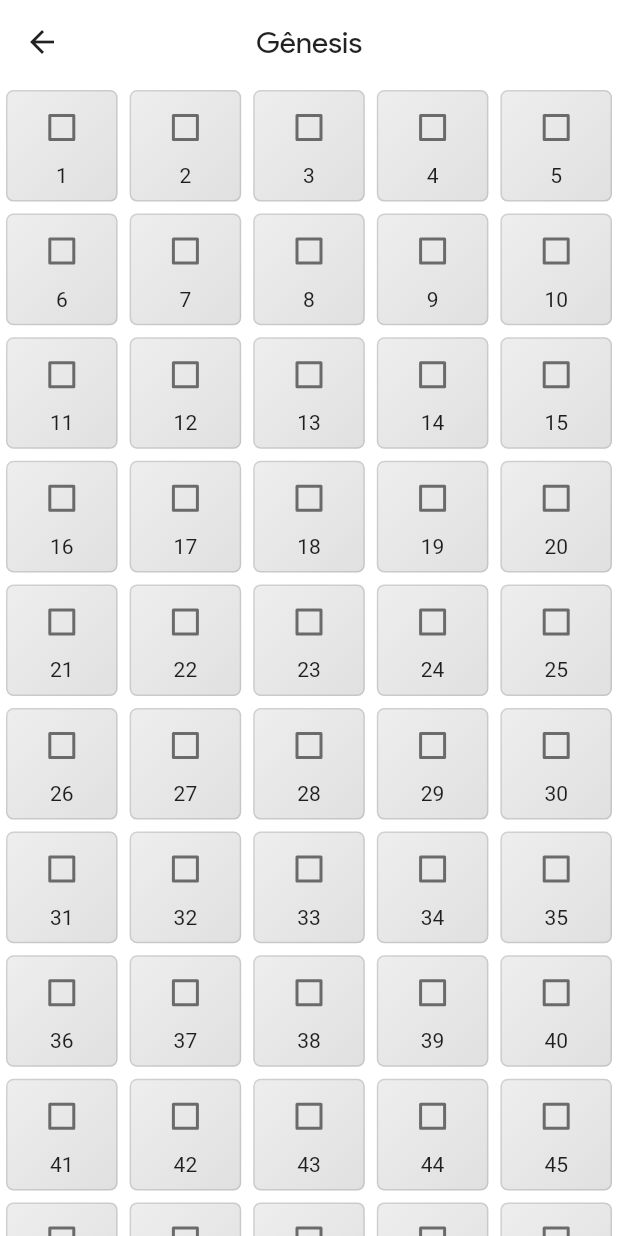
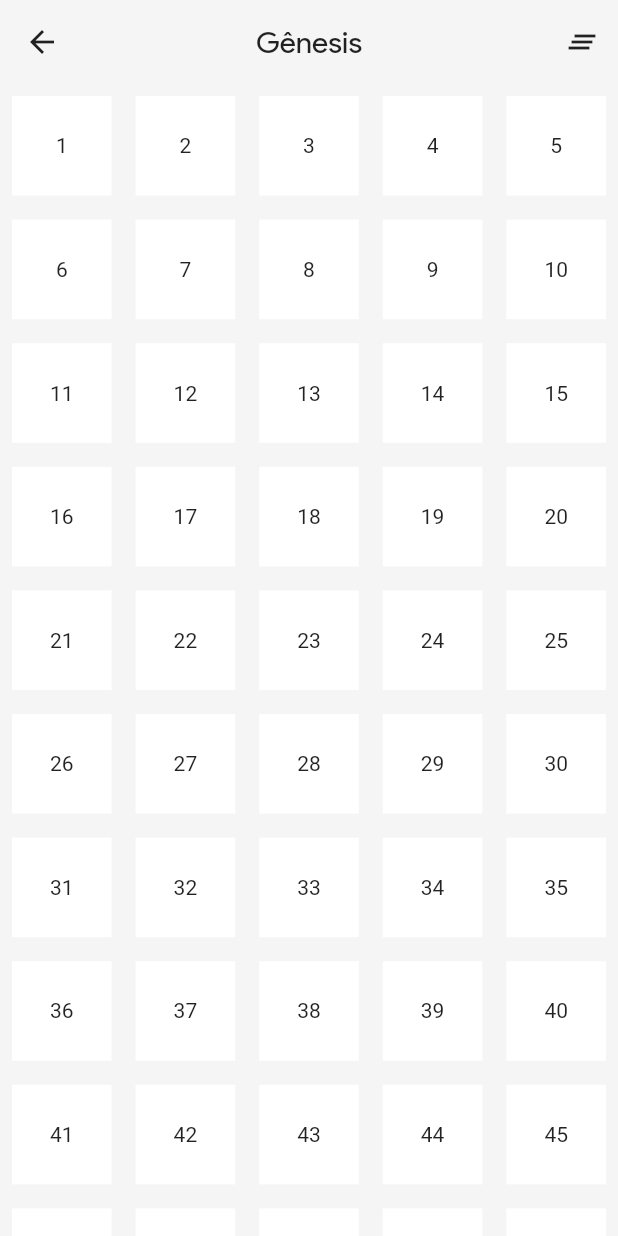
Before and after one commit to rafaelcneves/bibleplanner, a Flutter app: the screen it shows after launch, after a tap on "Gênesis", on a phone screen of 412 x 824 dp. Run offline on Flutter 3.47's test engine with Material 2 defaults, Android fonts, the light colour scheme and no system bars; our stand-ins replace flutter_mobx, flutter_staggered_animations, get_it, hive, hive_flutter, mobx; accounts and stored records are empty; generated files the repository leaves out were written again.

Commit message:
Layout changes and reset book read

```diff
--- a/lib/main.dart
+++ b/lib/main.dart
@@ -33,7 +33,7 @@ class MyApp extends StatelessWidget {
       title: 'Planner de leitura da Bíblia',
       theme: ThemeData.light().copyWith(
         appBarTheme: AppBarTheme(
-          color: Colors.white,
+          color: Colors.grey[100],
           elevation: 0,
           textTheme: TextTheme(
             headline6: TextStyle(
@@ -44,7 +44,7 @@ class MyApp extends StatelessWidget {
           ),
           iconTheme: IconThemeData(color: Colors.black87),
         ),
-        scaffoldBackgroundColor: Colors.white,
+        scaffoldBackgroundColor: Colors.grey[100],
         visualDensity: VisualDensity.adaptivePlatformDensity,
       ),
       home: HomePage(),
--- a/lib/pages/chapters_page/chapters_page.dart
+++ b/lib/pages/chapters_page/chapters_page.dart
@@ -43,27 +43,42 @@ class _ChaptersPageState extends State<ChaptersPage> {
           icon: Icon(Icons.arrow_back),
           onPressed: () => Navigator.pop(context),
         ),
+        actions: [
+          IconButton(
+            icon: Icon(Icons.clear_all),
+            onPressed: () {
+              setState(() {
+                _checked.clear();
+                _planner.save();
+                _bibleStore.updateCurrentPlannerBookChapters();
+              });
+            },
+          )
+        ],
       ),
-      body: AnimationLimiter(
+      body: OrientationBuilder(builder: (context, orientation) {
+        return AnimationLimiter(
           child: GridView.count(
-          crossAxisCount: 5,
+            crossAxisCount: orientation == Orientation.portrait ? 5 : 10,
             children: List.generate(
               widget.book.chapters,
               (int index) {
                 int _chapter = index + 1;
+
                 return AnimationConfiguration.staggeredGrid(
                   position: index,
                   duration: const Duration(milliseconds: 150),
-                columnCount: 5,
+                  columnCount: orientation == Orientation.portrait ? 5 : 10,
                   child: ScaleAnimation(
                     child: FadeInAnimation(
                       child: Padding(
-                      padding: const EdgeInsets.all(4.0),
+                        padding: const EdgeInsets.all(8.0),
                         child: GestureDetector(
                           child: AnimatedContainer(
                             duration: Duration(milliseconds: 300),
                             curve: Curves.easeInOut,
                             decoration: BoxDecoration(
+                              color: Colors.white,
                               gradient: _checked.indexOf(_chapter) >= 0
                                   ? LinearGradient(
                                       begin: Alignment.topLeft,
@@ -72,39 +87,10 @@ class _ChaptersPageState extends State<ChaptersPage> {
                                           Colors.green[200],
                                           Colors.green[300]
                                         ])
-                                : LinearGradient(
-                                    begin: Alignment.topLeft,
-                                    end: Alignment.bottomRight,
-                                    colors: [
-                                        Colors.grey[200],
-                                        Colors.grey[300]
-                                      ]),
-                            borderRadius: BorderRadius.circular(5),
-                            border: Border.all(width: 1, color: Colors.black12),
+                                  : null,
                             ),
                             child: Center(
-                            child: Column(
-                              children: [
-                                Checkbox(
-                                  activeColor: Colors.transparent,
-                                  checkColor: Colors.black87,
-                                  value: _checked.indexOf(_chapter) >= 0,
-                                  onChanged: (value) {
-                                    setState(() {
-                                      if (_checked.indexOf(_chapter) >= 0) {
-                                        _checked.remove(_chapter);
-                                      } else {
-                                        _checked.add(_chapter);
-                                      }
-                                      _planner.save();
-                                      _bibleStore
-                                          .updateCurrentPlannerBookChapters();
-                                    });
-                                  },
-                                ),
-                                Text((_chapter).toString()),
-                              ],
-                            ),
+                              child: Text((_chapter).toString()),
                             ),
                           ),
                           onTap: () {
@@ -126,7 +112,8 @@ class _ChaptersPageState extends State<ChaptersPage> {
               },
             ),
           ),
-      ),
+        );
+      }),
     );
   }
 }
--- a/lib/pages/home_page/home_page.dart
+++ b/lib/pages/home_page/home_page.dart
@@ -31,10 +31,10 @@ class _HomePageState extends State<HomePage> {
       appBar: AppBar(
         title: Text('Planner de leitura da Bíblia'),
         centerTitle: true,
-        leading: IconButton(
-          icon: Icon(Icons.menu),
-          onPressed: () {},
-        ),
+        // leading: IconButton(
+        //   icon: Icon(Icons.menu),
+        //   onPressed: () {},
+        // ),
       ),
       body: Observer(
         name: 'BooksList',
```
Lines whose indentation alone changed are shown as unchanged.
